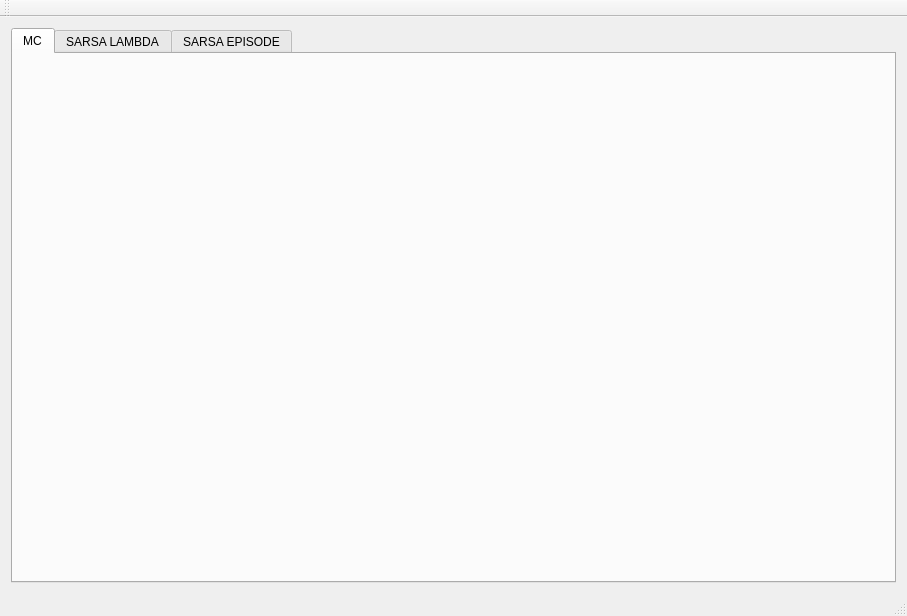
This is BlackJack/blackjack.ui in imitatehappiness/BlackJack as Qt 5 draws it before an edit. The edited form follows.
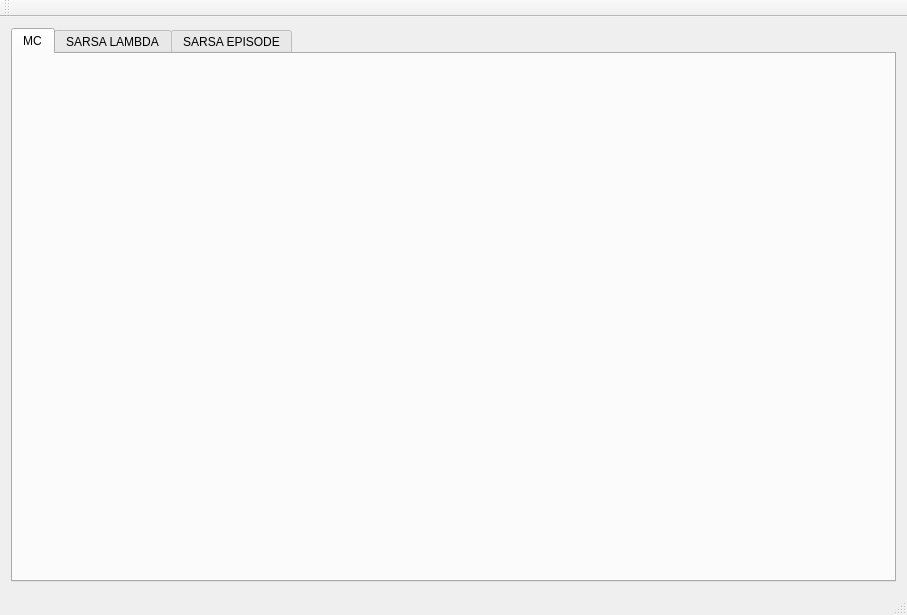
This is the edited form.

```diff
--- a/BlackJack/blackjack.ui
+++ b/BlackJack/blackjack.ui
@@ -7,7 +7,7 @@
     <x>0</x>
     <y>0</y>
     <width>907</width>
-    <height>616</height>
+    <height>615</height>
    </rect>
   </property>
   <property name="windowTitle">
```
